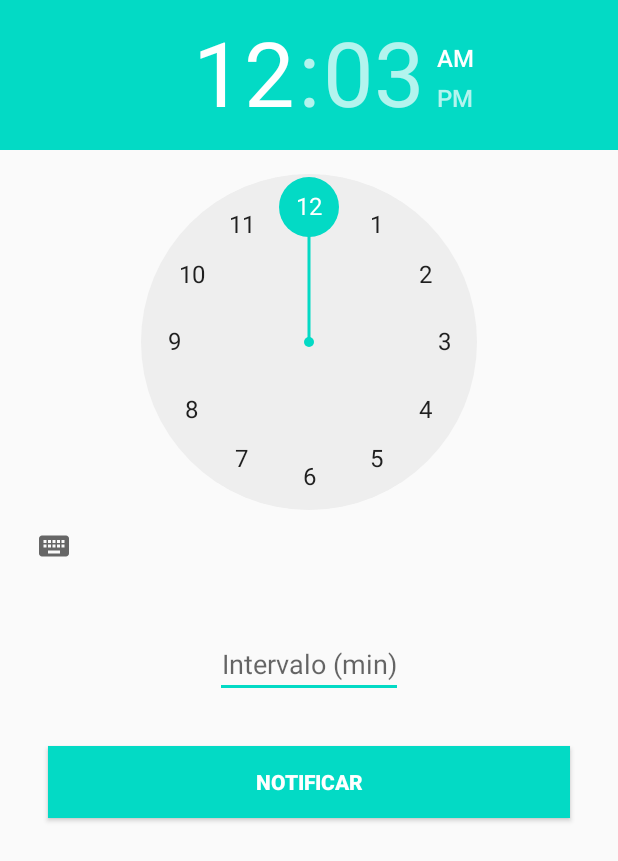
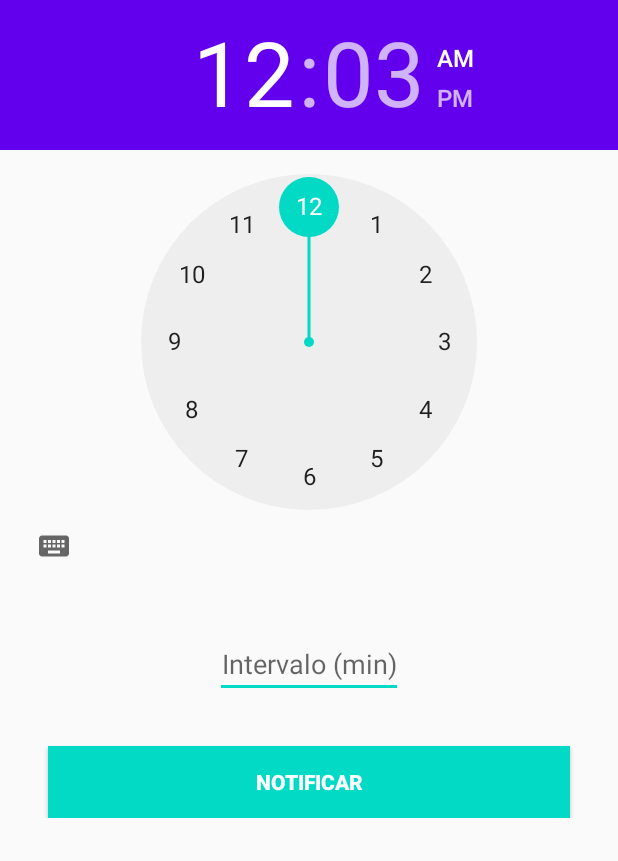
Before and after one commit to queirozdaniel/Drinkwater, an Android app: the layout activity_main.xml on its own in the app's theme, with its tools: preview values and no code run, on a phone screen of 412 x 824 dp. Shown: the top 861 px of the screen. Run offline under Robolectric (Android 15) with nearby library versions, the phone set to English and light mode, and no system bars.

Commit message:
Criando Logica para salvar dados

```diff
--- a/app/src/main/res/layout/activity_main.xml
+++ b/app/src/main/res/layout/activity_main.xml
@@ -1,14 +1,19 @@
 <?xml version="1.0" encoding="utf-8"?>
-<androidx.constraintlayout.widget.ConstraintLayout xmlns:android="http://schemas.android.com/apk/res/android"
+<ScrollView xmlns:android="http://schemas.android.com/apk/res/android"
     xmlns:app="http://schemas.android.com/apk/res-auto"
     xmlns:tools="http://schemas.android.com/tools"
     android:layout_width="match_parent"
     android:layout_height="match_parent"
     tools:context=".MainActivity">
 
+    <androidx.constraintlayout.widget.ConstraintLayout
+        android:layout_width="match_parent"
+        android:layout_height="wrap_content">
+
         <TimePicker
             android:id="@+id/time_picker"
             android:layout_width="0dp"
+            android:headerBackground="@color/colorPrimary"
             android:layout_height="wrap_content"
             app:layout_constraintEnd_toEndOf="parent"
             app:layout_constraintStart_toStartOf="parent"
@@ -19,16 +24,17 @@
             android:layout_width="wrap_content"
             android:layout_height="wrap_content"
             android:layout_marginTop="32dp"
-        android:maxEms="100"
-        android:inputType="number"
-        android:textAlignment="center"
             android:gravity="center_horizontal"
             android:hint="@string/hint_interval"
+            android:inputType="number"
+            android:maxEms="100"
+            android:textAlignment="center"
             app:layout_constraintEnd_toEndOf="parent"
             app:layout_constraintStart_toStartOf="parent"
             app:layout_constraintTop_toBottomOf="@+id/time_picker" />
 
         <Button
+            android:onClick="notifyClick"
             android:id="@+id/btn_notify"
             android:layout_width="0dp"
             android:layout_height="wrap_content"
@@ -37,8 +43,8 @@
             android:layout_marginTop="32dp"
             android:layout_marginEnd="32dp"
             android:layout_marginRight="32dp"
+            android:background="@color/colorAccent"
             android:text="@string/notify"
-        android:background="@color/colorAccent"
             android:textColor="@android:color/white"
             android:textStyle="bold"
             app:layout_constraintEnd_toEndOf="parent"
@@ -46,3 +52,5 @@
             app:layout_constraintTop_toBottomOf="@+id/edit_txt_number_interval" />
 
     </androidx.constraintlayout.widget.ConstraintLayout>
+
+</ScrollView>
--- a/app/src/main/res/values/strings.xml
+++ b/app/src/main/res/values/strings.xml
@@ -2,4 +2,6 @@
     <string name="app_name">Drinkwater</string>
     <string name="hint_interval">Intervalo (min)</string>
     <string name="notify">Notificar</string>
+    <string name="error_interval">Digite o intervalo</string>
+    <string name="pause">Pausar</string>
 </resources>
```
Also changed, not shown: app/src/main/java/com/danielqueiroz/drinkwater/MainActivity.java (+83 -0 lines). Lines whose indentation alone changed are shown as unchanged.
